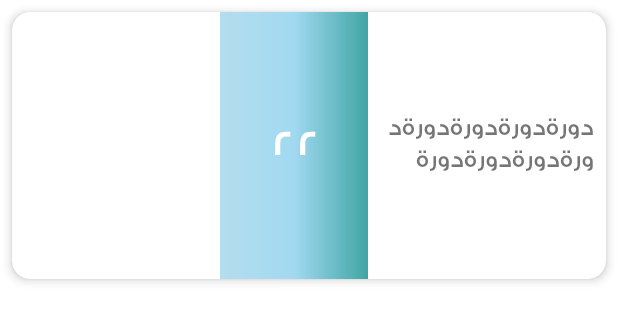
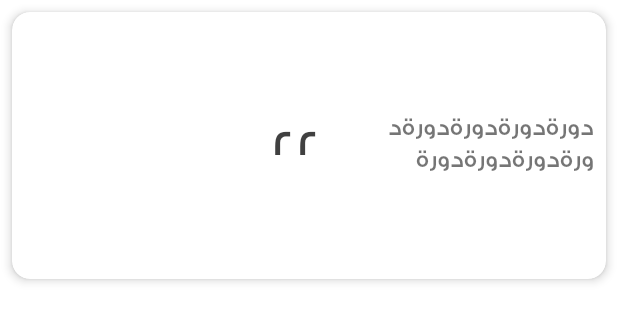
Before and after one commit to MahmoudMabrok/MarryHappy, an Android app: the layout item_video_new.xml on its own in the app's theme, with its tools: preview values and no code run, on a phone screen of 412 x 824 dp. Shown: the top 322 px of the screen. Run offline under Robolectric (Android 15) with nearby library versions, the phone set to English and light mode, and no system bars; network calls fail.

Commit message:
feat: remove bg of text

```diff
--- a/app/build.gradle
+++ b/app/build.gradle
@@ -14,7 +14,7 @@ android {
         minSdkVersion 21
         //noinspection OldTargetApi
         targetSdkVersion 29
-        versionCode 11
+        versionCode 12
         versionName "1.1.4"
         testInstrumentationRunner "androidx.test.runner.AndroidJUnitRunner"
     }
--- a/app/src/main/java/mahmoudmabrok/happymarry/views/non_video/NonVideoListFragment.kt
+++ b/app/src/main/java/mahmoudmabrok/happymarry/views/non_video/NonVideoListFragment.kt
@@ -30,7 +30,7 @@ class NonVideoListFragment : BaseFragment(R.layout.fragment_articles_list) {
                     IntentHelper.openUrl(requireContext(), vh.data?.url)
                 }
             },
-            onBindViewHolder = { vh: NonVideoVH, pos: Int, p: NonVideo ->
+            onBindViewHolder = { vh: NonVideoVH, _: Int, p: NonVideo ->
                 vh.bind(p)
             }
         )
--- a/app/src/main/java/mahmoudmabrok/happymarry/views/videoDetail/VideoDetailFragment.kt
+++ b/app/src/main/java/mahmoudmabrok/happymarry/views/videoDetail/VideoDetailFragment.kt
@@ -31,8 +31,8 @@ class VideoDetailFragment : BaseFragment(R.layout.fragment_video_detail) {
                     viewLifecycleOwner.lifecycle.addObserver(vh.itemView.youtube_player_view)
                     vh.itemView.youtube_player_view.addYouTubePlayerListener(object :
                         AbstractYouTubePlayerListener() {
-                        override fun onReady(initializedYouTubePlayer: YouTubePlayer) {
-                            vh.player = initializedYouTubePlayer
+                        override fun onReady(youTubePlayer: YouTubePlayer) {
+                            vh.player = youTubePlayer
                             val newUrl = vh.data?.url?.getID() ?: ""
                             vh.player?.cueVideo(newUrl, 0f)
                         }
--- a/app/src/main/res/drawable/video_row_bg.xml
+++ b/app/src/main/res/drawable/video_row_bg.xml
@@ -3,8 +3,9 @@
     android:shape="rectangle">
 
     <gradient
+        android:angle="0"
         android:centerColor="#82CDEC"
-        android:endColor="#018786"
+        android:endColor="@color/teal_700"
         android:startColor="#9CD2E8"
-        android:type="linear" />
+        android:type="radial" />
 </shape>
--- a/app/src/main/res/layout/item_video_new.xml
+++ b/app/src/main/res/layout/item_video_new.xml
@@ -54,14 +54,13 @@
             android:layout_width="0dp"
             android:layout_height="0dp"
             android:alpha="0.75"
-            android:background="@drawable/video_row_bg"
             android:fontFamily="@font/ge_bold"
             android:gravity="center"
             android:letterSpacing="0.1"
             android:paddingStart="8dp"
             android:paddingEnd="8dp"
             android:textAlignment="center"
-            android:textColor="@color/white"
+            android:textColor="@color/black"
             android:textSize="24sp"
             app:layout_constraintBottom_toBottomOf="@id/im"
             app:layout_constraintEnd_toStartOf="@id/glHalfRow"
```
